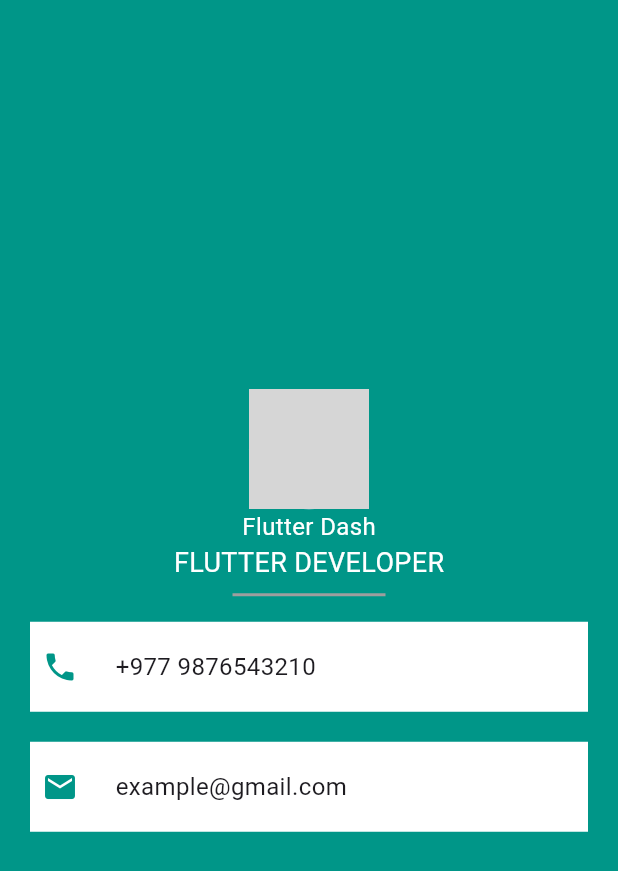
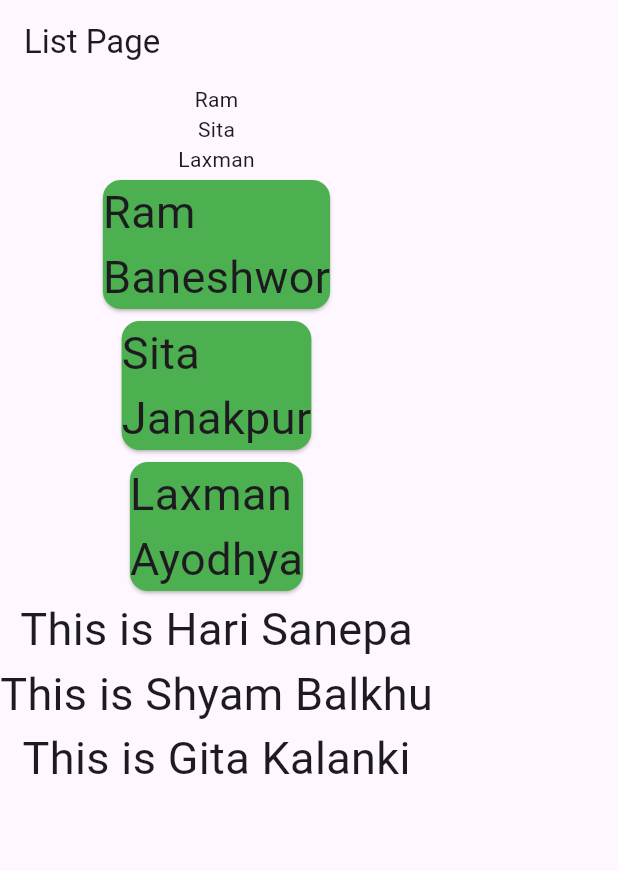
Before and after one commit to sthakrishnakumar/elective1, a Flutter app: the screen it shows after launch, on a phone screen of 412 x 824 dp. Shown: the top 871 px of the screen. Run offline on Flutter 3.47's test engine with Material 2 defaults, Android fonts, the light colour scheme and no system bars; grey boxes are pictures that could not be loaded.

Commit message:
class June 26
list data fetching in UI done in Column

```diff
--- a/lib/app/app.dart
+++ b/lib/app/app.dart
@@ -1,8 +1,6 @@
-import 'package:elective1/task1.dart';
-import 'package:elective1/task2.dart';
 import 'package:flutter/material.dart';
 
-import '../main.dart';
+import '../list_page.dart';
 
 class MyApp extends StatelessWidget {
   const MyApp({super.key});
@@ -16,7 +14,7 @@ class MyApp extends StatelessWidget {
         colorScheme: ColorScheme.fromSeed(seedColor: Colors.deepPurple),
         useMaterial3: true,
       ),
-      home: Task2(),
+      home: ListPage(),
     );
   }
 }
--- /dev/null
+++ b/lib/class_list.dart
@@ -0,0 +1,11 @@
+class ClassList {
+  String name;
+  String address;
+  ClassList({required this.name, required this.address});
+
+  static List<ClassList> classList = [
+    ClassList(name: "Hari", address: "Sanepa"),
+    ClassList(name: "Shyam", address: "Balkhu"),
+    ClassList(name: "Gita", address: "Kalanki"),
+  ];
+}
--- a/lib/constants/app_const.dart
+++ b/lib/constants/app_const.dart
@@ -1,3 +1,3 @@
 class AppConst {
-  String dash = "assets/flutter_dash11.png";
+  String dash = "assets/flutter_dash11.jpg";
 }
--- /dev/null
+++ b/lib/list_page.dart
@@ -0,0 +1,43 @@
+import 'package:elective1/class_list.dart';
+import 'package:flutter/material.dart';
+
+class ListPage extends StatelessWidget {
+  ListPage({super.key});
+
+  List<String> stringList = ["Ram", "Sita", "Laxman"];
+  List<Map> mapList = [
+    {"name": "Ram", "address": "Baneshwor"},
+    {"name": "Sita", "address": "Janakpur"},
+    {"name": "Laxman", "address": "Ayodhya"}
+  ];
+
+  String data = "HariRam";
+  @override
+  Widget build(BuildContext context) {
+    return Scaffold(
+      appBar: AppBar(
+        title: const Text("List Page"),
+      ),
+      body: Column(
+        children: [
+          ...stringList.map((e) => Text(e)),
+          ...mapList.map(
+            (e) => Card(
+              color: Colors.green,
+              child: Text(
+                e["name"] + "\n" + e["address"],
+                style: const TextStyle(fontSize: 30),
+              ),
+            ),
+          ),
+          ...ClassList.classList.map(
+            (e) => Text(
+              "This is ${e.name} ${e.address}",
+              style: const TextStyle(fontSize: 30),
+            ),
+          )
+        ],
+      ),
+    );
+  }
+}
```
Also changed, not shown: lib/main.dart (+0 -79 lines), 1 other file.
